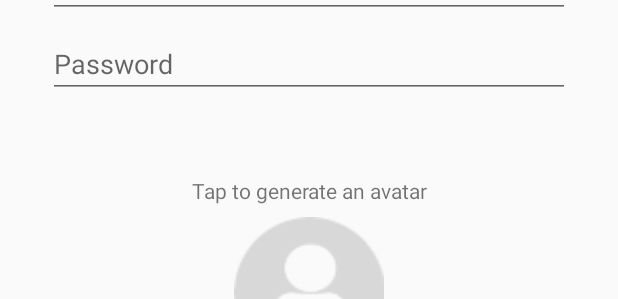
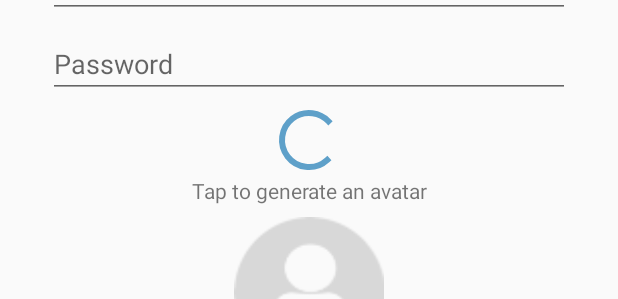
Before and after one commit to pawanman56/smack-chat-app, an Android app: the layout activity_create_user.xml on its own in the app's theme, with its tools: preview values and no code run, on a phone screen of 412 x 824 dp. Shown: the part 178-477 px from the top of the screen. Run offline under Robolectric (Android 15) with nearby library versions, the phone set to English and light mode, and no system bars.

Commit message:
creat user activity cleanup

```diff
--- a/app/src/main/java/pawan/example/smackchat/Utilities/Constants.kt
+++ b/app/src/main/java/pawan/example/smackchat/Utilities/Constants.kt
@@ -4,3 +4,6 @@ const val BASE_URL = "" //api url
 const val URL_REGISTER = "${BASE_URL}account/register"
 const val URL_LOGIN = "${BASE_URL}account/login"
 const val URL_CREATE_USER = "${BASE_URL}user/add"
+
+//boradcast constant
+const val BROADCAST_USER_DATA_CHANGE = "BROADCAST_USER_DATA_CHANGE"
--- a/app/src/main/res/layout/activity_create_user.xml
+++ b/app/src/main/res/layout/activity_create_user.xml
@@ -107,4 +107,13 @@
         app:layout_constraintEnd_toEndOf="parent"
         app:layout_constraintHorizontal_bias="0.5"
         app:layout_constraintStart_toStartOf="parent" />
+
+    <ProgressBar
+        android:id="@+id/createSpinner"
+        style="?android:attr/progressBarStyle"
+        android:layout_width="wrap_content"
+        android:layout_height="wrap_content"
+        app:layout_constraintBottom_toTopOf="@+id/textView2"
+        app:layout_constraintEnd_toEndOf="parent"
+        app:layout_constraintStart_toStartOf="parent" />
 </androidx.constraintlayout.widget.ConstraintLayout>
```
Also changed, not shown: app/src/main/java/pawan/example/smackchat/Controller/CreateUserActivity.kt (+40 -9 lines).
